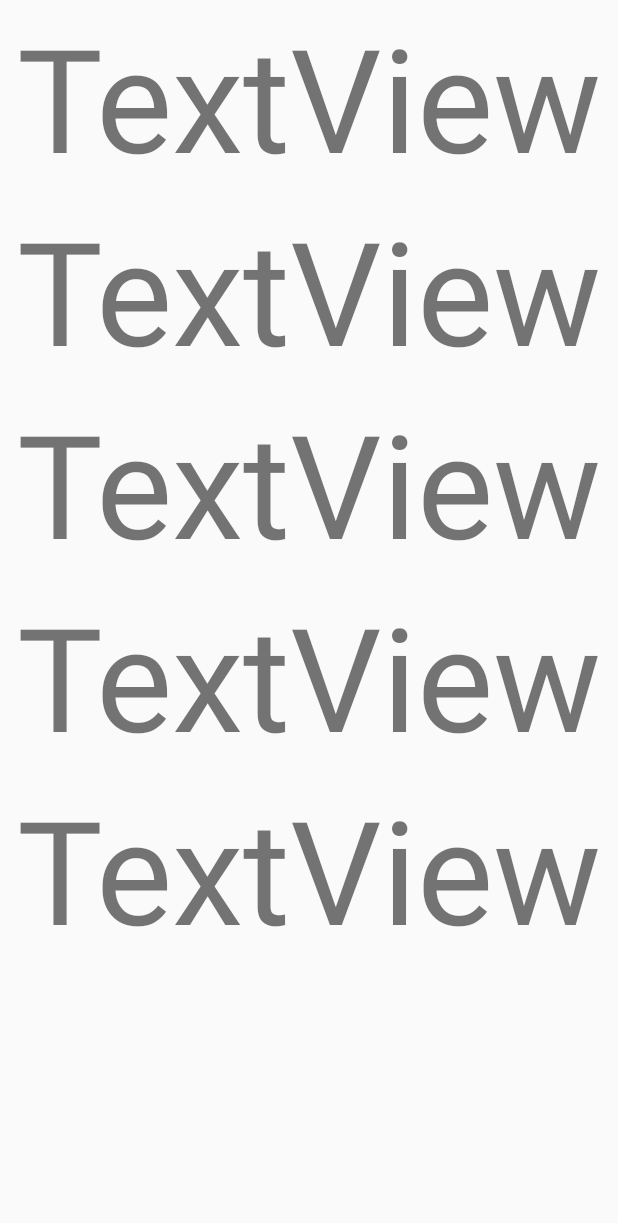
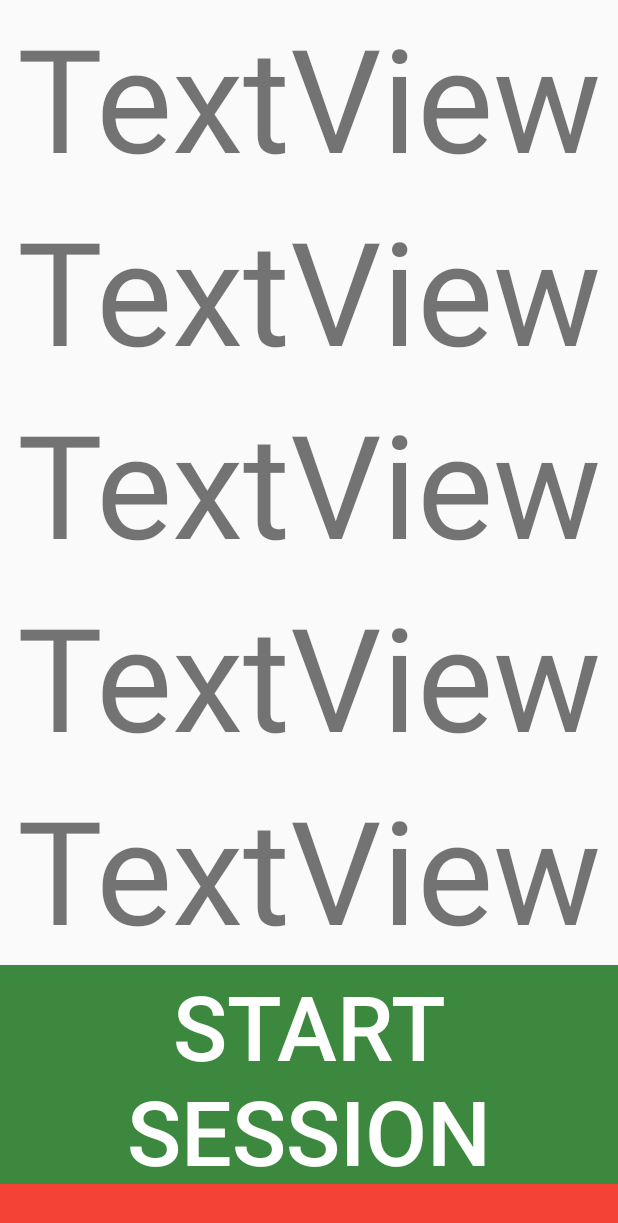
Before and after one commit to AlexandruSava/driver-assistant, an Android app: the layout home_activity.xml on its own in the app's theme, with its tools: preview values and no code run, on a phone screen of 412 x 824 dp. Shown: the top 1223 px of the screen. Run offline under Robolectric (Android 15) with nearby library versions, the light colour scheme and no system bars.

Commit message:
feat: add start/stop session buttons and unregister callbacks and data retrieval

```diff
--- a/automotive/src/main/res/layout/home_activity.xml
+++ b/automotive/src/main/res/layout/home_activity.xml
@@ -48,4 +48,22 @@
         android:textAlignment="center"
         android:textSize="96sp"
         android:visibility="visible" />
+
+    <Button
+        android:id="@+id/startButton"
+        android:layout_width="match_parent"
+        android:layout_height="146dp"
+        android:background="#3B883E"
+        android:text="@string/start_session"
+        android:textColor="@android:color/white"
+        android:textSize="60sp" />
+
+    <Button
+        android:id="@+id/stopButton"
+        android:layout_width="match_parent"
+        android:layout_height="146dp"
+        android:background="#F44336"
+        android:text="@string/stop_session"
+        android:textColor="@android:color/white"
+        android:textSize="60sp" />
 </LinearLayout>
--- a/automotive/src/main/res/values/strings.xml
+++ b/automotive/src/main/res/values/strings.xml
@@ -1,4 +1,6 @@
 <resources>
     <string name="app_name">Driver Assistant</string>
     <string name="textview">TextView</string>
+    <string name="start_session">Start Session</string>
+    <string name="stop_session">Stop Session</string>
 </resources>
```
Also changed, not shown: automotive/src/main/java/com.example.driverassistant/model/SensorData.kt (added, +10 -0 lines), automotive/src/main/java/com.example.driverassistant/view/MainActivity.kt (+63 -10 lines).
